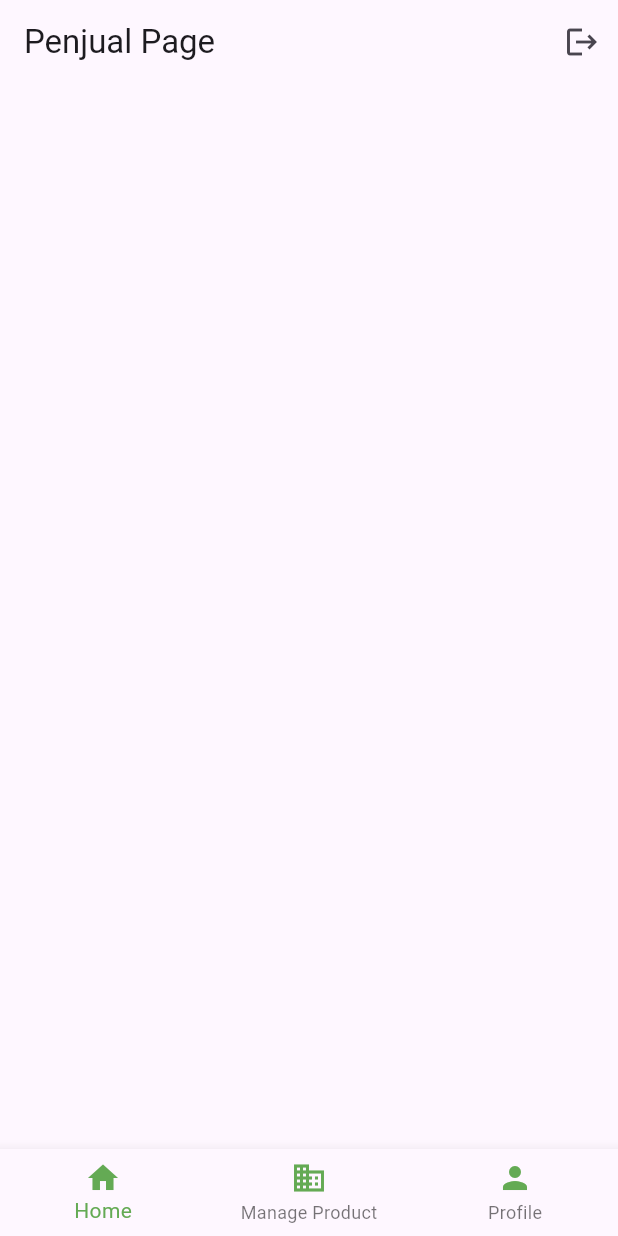
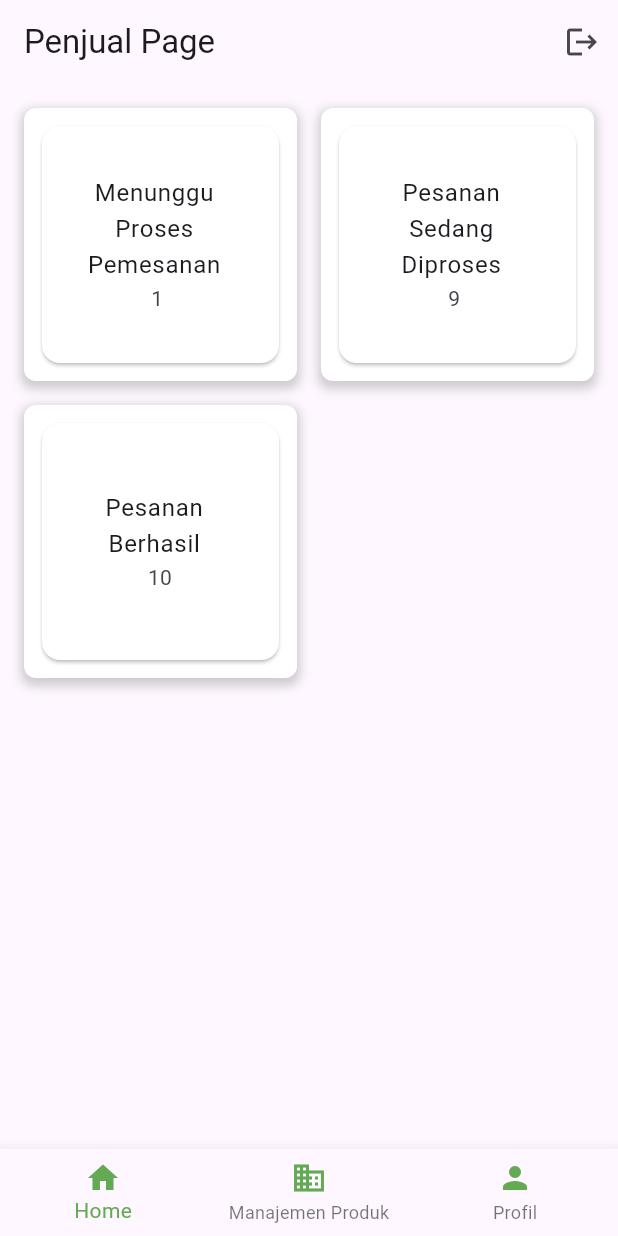
Before and after one commit to Gunzee00/Partani, a Flutter app: the PenjualPage screen opened directly, on a phone screen of 412 x 824 dp. Run offline on Flutter 3.47's test engine with Material 3 defaults, Android fonts, the phone set to English and light mode, and no system bars; our stand-ins replace image_picker, shared_preferences; accounts and stored records are empty.

Commit message:
last push

```diff
--- a/mobile-api/package.json
+++ b/mobile-api/package.json
@@ -16,6 +16,7 @@
     "cors": "^2.8.5",
     "express": "^4.19.1",
     "jsonwebtoken": "^9.0.2",
+    "mongoose": "^8.2.4",
     "multer": "^1.4.5-lts.1",
     "mysql": "^2.18.1",
     "nodemon": "^3.0.1"
--- a/partani_mobile/lib/pages/penjual/manage_product.dart
+++ b/partani_mobile/lib/pages/penjual/manage_product.dart
@@ -108,7 +108,7 @@ class ManageProductPage extends StatelessWidget {
   Widget build(BuildContext context) {
     return Scaffold(
       appBar: AppBar(
-        title: Text('Manage Product'),
+        title: Text('Manajemen Produk'),
       ),
       body: Center(),
       floatingActionButton: FloatingActionButton(
--- a/partani_mobile/lib/pages/penjual/penjual_page.dart
+++ b/partani_mobile/lib/pages/penjual/penjual_page.dart
@@ -54,17 +54,62 @@ class _PenjualPageState extends State<PenjualPage> {
           ),
           BottomNavigationBarItem(
             icon: Icon(Icons.business, color: Color(0xFF64AA54)),
-            label: 'Manage Product',
+            label: 'Manajemen Produk',
           ),
           BottomNavigationBarItem(
             icon: Icon(Icons.person, color: Color(0xFF64AA54)),
-            label: 'Profile',
+            label: 'Profil',
           ),
         ],
         currentIndex: _selectedIndex,
         selectedItemColor: Color(0xFF64AA54),
         onTap: _onItemTapped,
       ),
+      body: GridView.count(
+        crossAxisCount: 2,
+        padding: EdgeInsets.all(16.0),
+        mainAxisSpacing: 16.0,
+        crossAxisSpacing: 16.0,
+        children: <Widget>[
+          _buildCard('Menunggu Proses Pemesanan', ' 1'),
+          _buildCard('Pesanan Sedang Diproses', ' 9'),
+          _buildCard('Pesanan Berhasil', '  10'),
+        ],
+      ),
+    );
+  }
+
+  Widget _buildCard(String title, String subtitle) {
+    return Container(
+      padding: EdgeInsets.all(8.0),
+      decoration: BoxDecoration(
+        color: Colors.white,
+        borderRadius: BorderRadius.circular(8.0),
+        boxShadow: [
+          BoxShadow(
+            color: Colors.grey.withOpacity(0.5),
+            spreadRadius: 2,
+            blurRadius: 5,
+            offset: Offset(0, 3), // changes position of shadow
+          ),
+        ],
+      ),
+      child: Card(
+        color: Colors.white, // set card color to white
+        child: Center(
+          child: ListTile(
+            title: Text(
+              title,
+              textAlign: TextAlign.center, // center align the title
+            ),
+            subtitle: Text(
+              subtitle,
+              textAlign: TextAlign.center, // center align the subtitle
+            ),
+            // Tambahkan onTap untuk menavigasi ke halaman detail pesanan jika diperlukan
+          ),
+        ),
+      ),
     );
   }
 }
--- a/partani_mobile/lib/user_login/login_admin.dart
+++ b/partani_mobile/lib/user_login/login_admin.dart
@@ -26,7 +26,7 @@ class _LoginPageState extends State<LoginPage> {
 
     try {
       var response = await http.post(
-        Uri.parse('http://192.168.158.141:3001/login'),
+        Uri.parse('http://192.168.100.8:3001/login'),
         body: jsonEncode({'username': username, 'password': password}),
         headers: {'Content-Type': 'application/json'},
       );
--- a/partani_mobile/lib/user_login/register_pembeli.dart
+++ b/partani_mobile/lib/user_login/register_pembeli.dart
@@ -18,7 +18,7 @@ class _RegisterPembeliPageState extends State<RegisterPembeliPage> {
 
   Future register() async {
     final response = await http.post(
-      Uri.parse('http://192.168.158.141:3001/register'),
+      Uri.parse('http://192.168.100.8:3001/register'),
       headers: <String, String>{
         'Content-Type': 'application/json; charset=UTF-8',
       },
--- a/partani_mobile/lib/user_login/register_penjual.dart
+++ b/partani_mobile/lib/user_login/register_penjual.dart
@@ -18,7 +18,7 @@ class _RegisterPenjualPageState extends State<RegisterPenjualPage> {
 
   Future register() async {
     final response = await http.post(
-      Uri.parse('http://192.168.158.141:3001/register'),
+      Uri.parse('http://192.168.100.8:3001/register'),
       headers: <String, String>{
         'Content-Type': 'application/json; charset=UTF-8',
       },
```
Also changed, not shown: partani_mobile/lib/pages/penjual/add_product.dart (+13 -13 lines), mobile-api/package-lock.json, 1 other file.
